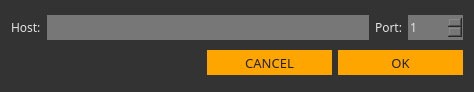
Qt form src/gui/ui/newpooldialog.ui (ConcealNetwork/conceal-desktop) before a commit.
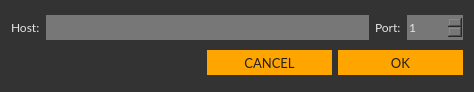
The same form after that commit.

The edit to the form file:
```diff
--- a/src/gui/ui/newpooldialog.ui
+++ b/src/gui/ui/newpooldialog.ui
@@ -25,7 +25,7 @@
       <widget class="QLabel" name="label">
        <property name="font">
         <font>
-         <family>Poppins</family>
+         <family>Lato</family>
          <pointsize>9</pointsize>
         </font>
        </property>
@@ -44,7 +44,7 @@
        </property>
        <property name="font">
         <font>
-         <family>Poppins</family>
+         <family>Lato</family>
          <pointsize>9</pointsize>
         </font>
        </property>
@@ -57,7 +57,7 @@
       <widget class="QLabel" name="label_2">
        <property name="font">
         <font>
-         <family>Poppins</family>
+         <family>Lato</family>
          <pointsize>9</pointsize>
         </font>
        </property>
@@ -76,7 +76,7 @@
        </property>
        <property name="font">
         <font>
-         <family>Poppins</family>
+         <family>Lato</family>
          <pointsize>9</pointsize>
         </font>
        </property>
@@ -118,7 +118,7 @@
        </property>
        <property name="font">
         <font>
-         <family>Poppins</family>
+         <family>Lato</family>
          <pointsize>10</pointsize>
         </font>
        </property>
@@ -140,7 +140,7 @@
        </property>
        <property name="font">
         <font>
-         <family>Poppins</family>
+         <family>Lato</family>
          <pointsize>10</pointsize>
         </font>
        </property>
```
